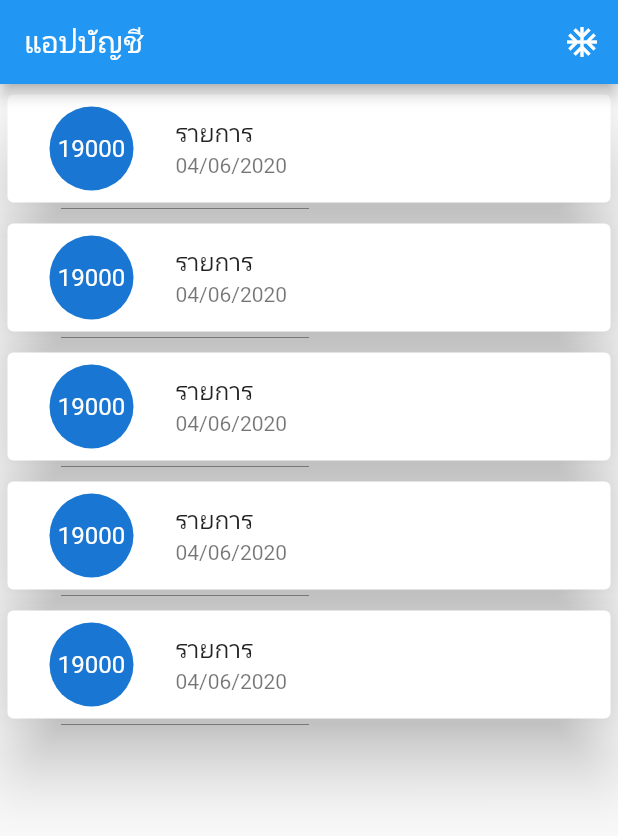
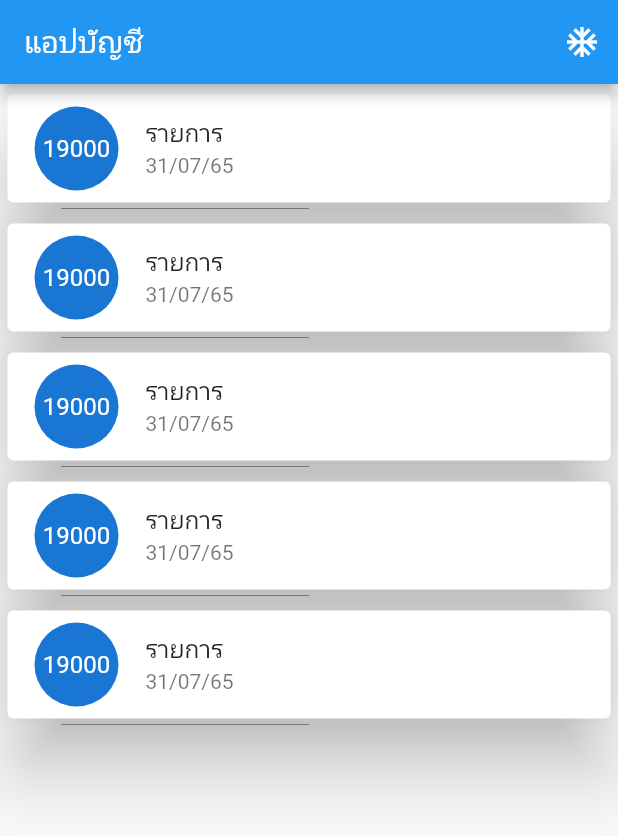
Before and after one commit to SIBPPAKORN/flutter_database-LAB5, a Flutter app: the screen it shows after launch, on a phone screen of 412 x 824 dp. Shown: the top 836 px of the screen. Run offline on Flutter 3.47's test engine with Material 2 defaults, Android fonts, the phone set to English and light mode, and no system bars.

```diff
--- a/lib/main.dart
+++ b/lib/main.dart
@@ -52,11 +52,11 @@ class _MyHomePageState extends State<MyHomePage> {
                 margin: const EdgeInsets.symmetric(vertical: 7, horizontal: 5),
                 child: ListTile(
                   leading: CircleAvatar(
-                    radius: 40,
+                    radius: 30,
                     child: FittedBox(child: Text("19000")),
                   ),
                   title: Text("รายการ"),
-                  subtitle: Text("04/06/2020"),
+                  subtitle: Text("31/07/65"),
                 ),
               );
             }));
```
